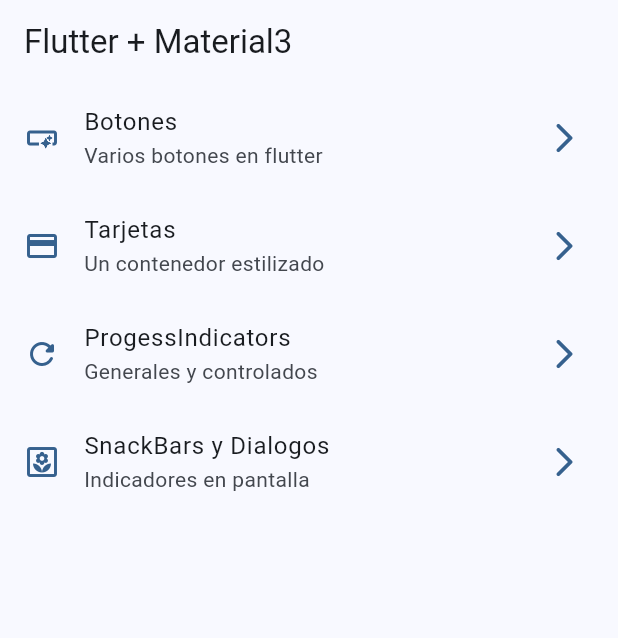
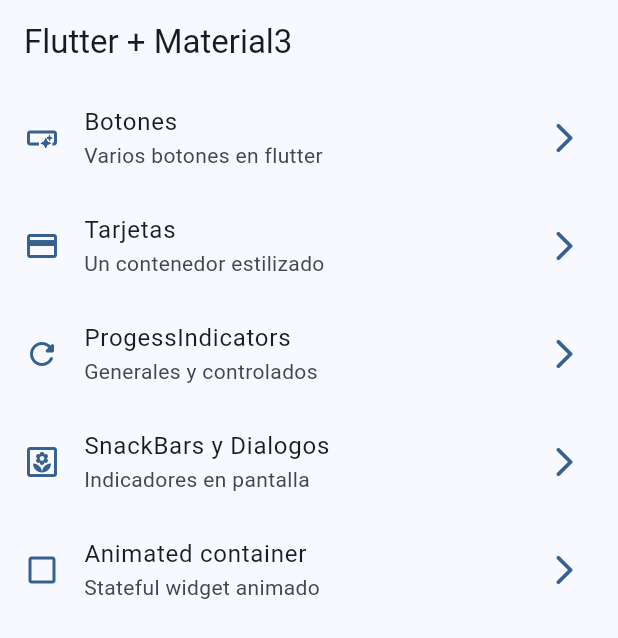
Before and after one commit to MatiasJoaquinAlfonso/widgets_app, a Flutter app: the screen it shows after launch, on a phone screen of 412 x 824 dp. Shown: the top 638 px of the screen. Run offline on Flutter 3.47's test engine with Material 3 defaults, Android fonts, the phone set to English and light mode, and no system bars; our stand-ins replace go_router.

Commit message:
animated container terminado

```diff
--- a/lib/config/menu/menu_items.dart
+++ b/lib/config/menu/menu_items.dart
@@ -37,12 +37,18 @@ const appMenuItems = <MenuItem> [
     icon: Icons.refresh_rounded
   ),
 
-    MenuItem(
+  MenuItem(
     title: 'SnackBars y Dialogos',
     subTitle: 'Indicadores en pantalla',
     link: '/snackbars',
     icon: Icons.yard_outlined
   ),
 
+  MenuItem(
+    title: 'Animated container',
+    subTitle: 'Stateful widget animado',
+    link: '/animated',
+    icon: Icons.check_box_outline_blank_outlined
+  ),
 
 ];
--- a/lib/config/router/app_router.dart
+++ b/lib/config/router/app_router.dart
@@ -35,6 +35,12 @@ final appRouter = GoRouter(
       name: SnackbarScreen.name,
       builder: (context, state) => const SnackbarScreen()
     ),
+
+    GoRoute(
+      path: '/animated',
+      name: AnimatedScreen.name,
+      builder: (context, state) => const AnimatedScreen()
+    ),
   ],
 
 );
```
Also changed, not shown: lib/presentation/screens/animated/animated_Screen.dart (+46 -3 lines).
